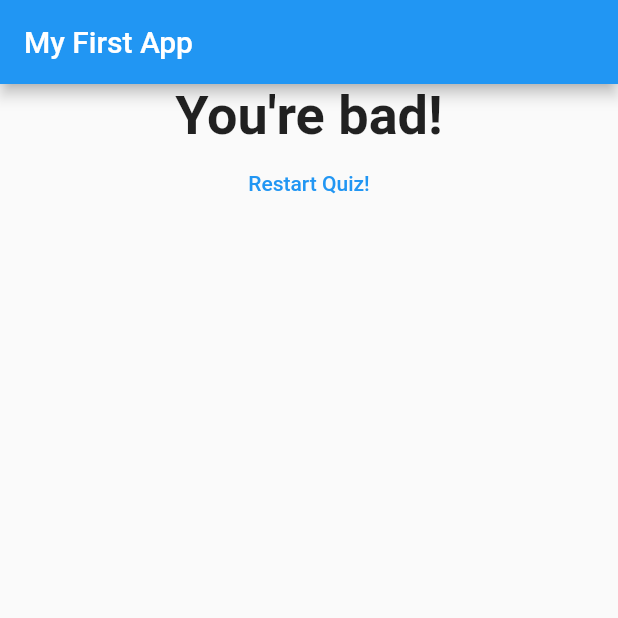
After one commit to JafarSadikGhub/FlutterDevelopment, a Flutter app: the screen it shows after launch, after a tap on "Black", after a tap on "Horse", after a tap on "Dr. Sefat Momen", on a phone screen of 412 x 824 dp, the top half of it. The commit adds this screen. Run offline on Flutter 3.47's test engine with Material 2 defaults, Android fonts, the phone set to English and light mode, and no system bars.

Commit message:
main dart v9+other files

```diff
--- a/flutter_complete_guide/lib/main.dart
+++ b/flutter_complete_guide/lib/main.dart
@@ -1,7 +1,7 @@
 import 'package:flutter/cupertino.dart';
 import 'package:flutter/material.dart';
-import './question.dart';
-import './answer.dart';
+import './quiz.dart';
+import './result.dart';
 
 /*void main()
  {
@@ -19,8 +19,51 @@ class MyApp extends StatefulWidget {
 
 class _MyAppState extends State<MyApp> {
   var _questionIndex = 0;
+  final _questions = const [
+    {
+      'questionText': 'What\'s your favorite color?',
+      'answers': [
+        {'text': 'Black', 'score': 10},
+        {'text': 'Red', 'score': 5},
+        {'text': 'Green', 'score': 2},
+        {'text': 'White', 'score': 1},
+      ],
+    },
+    {
+      'questionText': 'What\'s your favorite animal?',
+      'answers': [
+        {'text': 'Rabbit', 'score': 10},
+        {'text': 'Horse', 'score': 8},
+        {'text': 'Cat', 'score': 5},
+        {'text': 'Elephant', 'score': 1}
+      ],
+    },
+    {
+      'questionText': 'What\'s your favorite instructor?',
+      'answers': [
+        {'text': 'Andrew Ng', 'score': 7},
+        {'text': 'Dr. Nabeel', 'score': 5},
+        {'text': 'Dr. Sefat Momen', 'score': 3},
+        {'text': 'Dr. Naqueeb Imtiaz', 'score': 1},
+      ],
+    },
+  ];
+  var _totalScore = 0;
 
-  void _answerQuestion() {
+  void _resetQuiz()
+  {
+    setState(() {
+      _questionIndex = 0;
+      _totalScore = 0;
+    });
+
+  }
+
+  void _answerQuestion(int score) {
+    _totalScore = _totalScore + score;
+
+    if (_questionIndex < _questions.length) {}
+
     setState(() {
       _questionIndex = _questionIndex + 1;
     });
@@ -31,41 +74,18 @@ class _MyAppState extends State<MyApp> {
 
   @override
   Widget build(BuildContext context) {
-    const questions = [
-      {
-        'questionText': 'What\'s your favorite color?',
-        'answers': ['Black ', 'Red', 'Green', 'White'],
-      },
-      {
-        'questionText': 'What\'s your favorite animal?',
-        'answers': ['Rabbit', 'Horse', 'Cat', 'Elephant'],
-      },
-      {
-        'questionText': 'What\'s your favorite instructor?',
-        'answers': [
-          'Andrew Ng',
-          'Dr. Nabeel',
-          'Dr. Sefat Momen',
-          'Dr. Naqueeb Imtiaz'
-        ],
-      },
-    ];
     return MaterialApp(
       home: Scaffold(
         appBar: AppBar(
           title: Text('My First App'),
         ),
-        body: Column(
-          children: [
-            Question(
-              questions[_questionIndex]['questionText'],
-            ),
-            ...(questions[_questionIndex]['answers'] as List<String>)
-                .map((answer) {
-              return Answer(_answerQuestion, answer);
-            }).toList()
-          ],
-        ),
+        body: _questionIndex < _questions.length
+            ? Quiz(
+                answerQuestion: _answerQuestion,
+                questionIndex: _questionIndex,
+                questions: _questions,
+              )
+            : Result(_totalScore, _resetQuiz),
       ),
     );
   }
--- /dev/null
+++ b/flutter_complete_guide/lib/quiz.dart
@@ -0,0 +1,28 @@
+import 'package:flutter/material.dart';
+import './question.dart';
+import './answer.dart';
+
+class Quiz extends StatelessWidget {
+  final List<Map<String, Object>> questions;
+  final int questionIndex;
+  final Function answerQuestion;
+
+  Quiz(
+      {@required this.questions,
+      @required this.answerQuestion,
+      @required this.questionIndex});
+
+  @override
+  Widget build(BuildContext context) {
+    return Column(
+      children: [
+        Question(
+          questions[questionIndex]['questionText'],
+        ),
+        ...(questions[questionIndex]['answers'] as List<Map<String, Object>>).map((answer) {
+          return Answer(() => answerQuestion(answer['score']), answer['text']);
+        }).toList()
+      ],
+    );
+  }
+}
--- /dev/null
+++ b/flutter_complete_guide/lib/result.dart
@@ -0,0 +1,41 @@
+import 'package:flutter/material.dart';
+
+class Result extends StatelessWidget {
+  final int resultScore;
+  final Function resetHandler;
+
+  Result(this.resultScore, this.resetHandler);
+  String get resultPhrase {
+    var resultText = 'You did it!';
+    if (resultScore <= 8) {
+      resultText = 'You are awesome and and innocent!';
+    } else if (resultScore <= 12) {
+      resultText = 'Pretty like-able!';
+    } else if (resultScore <= 16) {
+      resultText = 'Meh!';
+    } else {
+      resultText = 'You\'re bad!';
+    }
+    return resultText;
+  }
+
+  @override
+  Widget build(BuildContext context) {
+    return Center(
+      child: Column(
+        children: [
+          Text(
+            resultPhrase,
+            style: TextStyle(fontSize: 36, fontWeight: FontWeight.bold),
+            textAlign: TextAlign.center,
+          ),
+          FlatButton(
+            onPressed: resetHandler,
+            child: Text('Restart Quiz!'),
+            textColor: Colors.blue,
+          ),
+        ],
+      ),
+    );
+  }
+}
```
